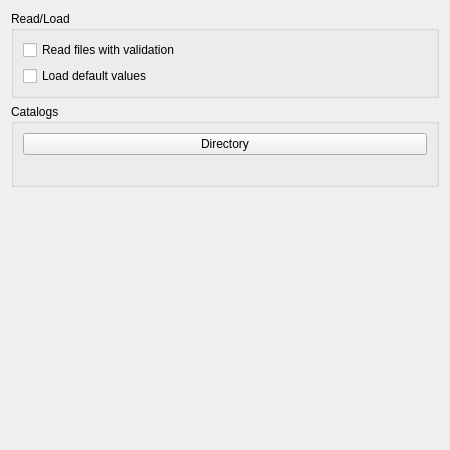
This is src/OpenCOVER/DrivingSim/oddlot/src/gui/oscsettings.ui in hlrs-vis/covise as Qt 5 draws it before an edit. The edited form follows.
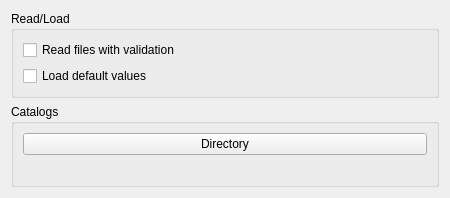
This is the edited form.

What changed in the file:
```diff
--- a/src/OpenCOVER/DrivingSim/oddlot/src/gui/oscsettings.ui
+++ b/src/OpenCOVER/DrivingSim/oddlot/src/gui/oscsettings.ui
@@ -7,7 +7,7 @@
     <x>0</x>
     <y>0</y>
     <width>450</width>
-    <height>450</height>
+    <height>180</height>
    </rect>
   </property>
   <property name="windowTitle">
```
